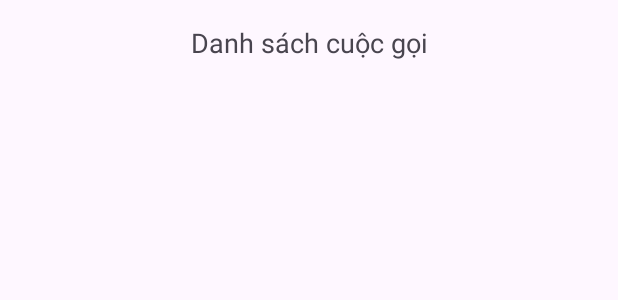
After one commit to QuocThang1/MBP-SelfAlarm, an Android app: the layout fragment_calls.xml on its own in the app's theme, with its tools: preview values and no code run, on a phone screen of 412 x 824 dp. The commit adds this screen. Shown: the top 300 px of the screen. Run offline under Robolectric (Android 15) with nearby library versions, the phone set to English and light mode, and no system bars.

Commit message:
done Call&SMS

```diff
--- a/app/src/main/java/com/example/selfalarmproject/SMSAndPhoneCall/CallsActivity.java
+++ b/app/src/main/java/com/example/selfalarmproject/SMSAndPhoneCall/CallsActivity.java
@@ -4,6 +4,7 @@ import android.Manifest;
 import android.content.Intent;
 import android.content.pm.PackageManager;
 import android.os.Bundle;
+import android.util.Log;
 import android.view.View;
 import android.widget.Toast;
 
@@ -27,6 +28,7 @@ public class CallsActivity extends AppCompatActivity {
 
     @Override
     protected void onCreate(Bundle savedInstanceState) {
+        Log.d("Check", "Da vao giao dien Calls");
         super.onCreate(savedInstanceState);
         setContentView(R.layout.activity_calls);
 
@@ -46,6 +48,8 @@ public class CallsActivity extends AppCompatActivity {
         TabLayout tabLayout = findViewById(R.id.tabLayout);
 
         // Thiết lập adapter cho ViewPager2
+        ViewPagerAdapter adapter = new ViewPagerAdapter(this);
+        viewPager.setAdapter(adapter);
         // Thêm code cho viewPager.setAdapter() ở đây
 
         // Thiết lập TabLayoutMediator
--- /dev/null
+++ b/app/src/main/res/layout/fragment_calls.xml
@@ -0,0 +1,15 @@
+<?xml version="1.0" encoding="utf-8"?>
+<LinearLayout xmlns:android="http://schemas.android.com/apk/res/android"
+    android:layout_width="match_parent"
+    android:layout_height="match_parent"
+    android:orientation="vertical">
+
+    <TextView
+        android:layout_width="match_parent"
+        android:layout_height="wrap_content"
+        android:text="Danh sách cuộc gọi"
+        android:textSize="18sp"
+        android:gravity="center"
+        android:padding="16dp"/>
+
+</LinearLayout>
```
Also changed, not shown: app/src/main/java/com/example/selfalarmproject/Fragment/BlacklistFragment.java (added, +18 -0 lines), app/src/main/java/com/example/selfalarmproject/Fragment/CallFragment.java (added, +18 -0 lines), app/src/main/java/com/example/selfalarmproject/Fragment/SMSFragment.java (added, +17 -0 lines), app/src/main/java/com/example/selfalarmproject/SMSAndPhoneCall/ViewPagerAdapter.java (added, +36 -0 lines), app/src/main/res/layout/activity_calls.xml (+8 -30 lines), app/src/main/res/layout/fragment_blacklist.xml (added, +15 -0 lines), app/src/main/res/layout/fragment_sms.xml (added, +15 -0 lines).
